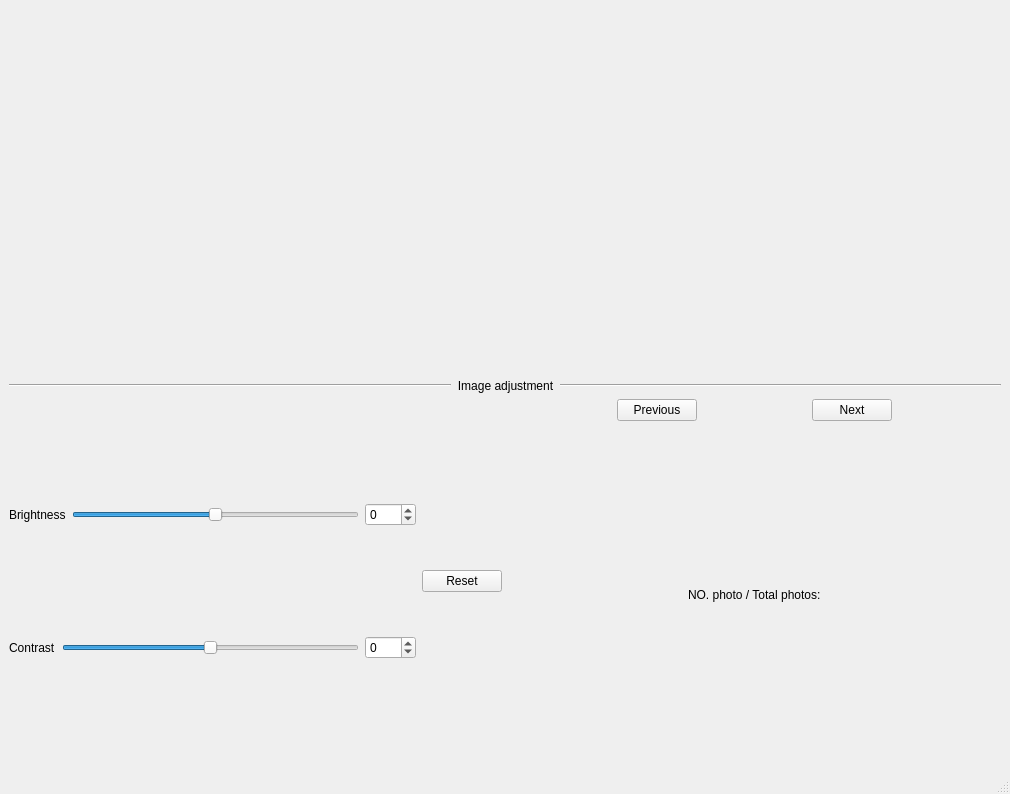
The window that ImgDock.ui (xujialiu/ETDR-grading-app) describes before a commit, drawn with Qt 5.
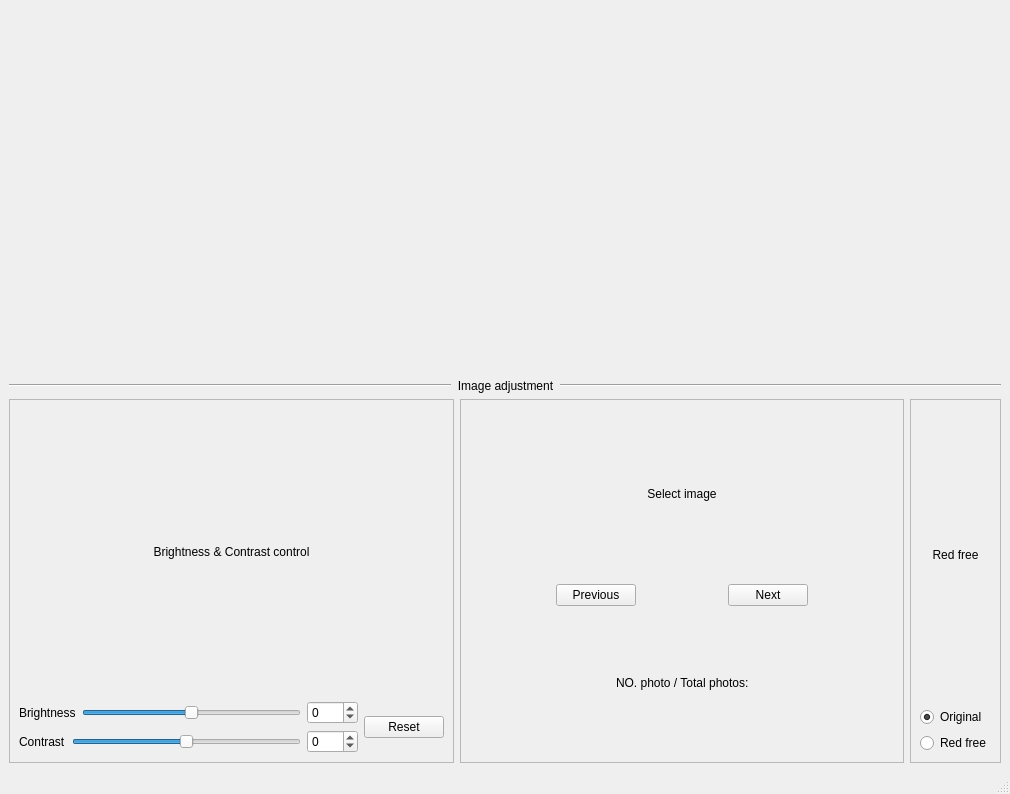
The same window after the commit.

Commit message: feat: add red free radiobutton group

The edit to the form file:
```diff
--- a/ImgDock.ui
+++ b/ImgDock.ui
@@ -16,7 +16,7 @@
   <widget class="QWidget" name="centralwidget">
    <layout class="QVBoxLayout" name="verticalLayout_4">
     <item>
-     <layout class="QVBoxLayout" name="verticalLayout_3">
+     <layout class="QVBoxLayout" name="verticalLayout_10">
       <item>
        <widget class="QWidget" name="widget_img" native="true"/>
       </item>
@@ -61,7 +61,32 @@
        </layout>
       </item>
       <item>
-       <layout class="QHBoxLayout" name="horizontalLayout_6">
+       <layout class="QHBoxLayout" name="horizontalLayout_10">
+        <item>
+         <widget class="QFrame" name="frame_3">
+          <property name="frameShape">
+           <enum>QFrame::StyledPanel</enum>
+          </property>
+          <property name="frameShadow">
+           <enum>QFrame::Plain</enum>
+          </property>
+          <property name="lineWidth">
+           <number>1</number>
+          </property>
+          <property name="midLineWidth">
+           <number>1</number>
+          </property>
+          <layout class="QVBoxLayout" name="verticalLayout_7">
+           <item>
+            <widget class="QLabel" name="label_4">
+             <property name="text">
+              <string>Brightness &amp; Contrast control</string>
+             </property>
+             <property name="alignment">
+              <set>Qt::AlignCenter</set>
+             </property>
+            </widget>
+           </item>
         <item>
          <layout class="QHBoxLayout" name="horizontalLayout_5">
           <item>
@@ -148,6 +173,36 @@
           </item>
          </layout>
         </item>
+          </layout>
+         </widget>
+        </item>
+        <item>
+         <widget class="QFrame" name="frame_4">
+          <property name="frameShape">
+           <enum>QFrame::StyledPanel</enum>
+          </property>
+          <property name="frameShadow">
+           <enum>QFrame::Plain</enum>
+          </property>
+          <property name="lineWidth">
+           <number>1</number>
+          </property>
+          <property name="midLineWidth">
+           <number>1</number>
+          </property>
+          <layout class="QVBoxLayout" name="verticalLayout_9">
+           <item>
+            <layout class="QVBoxLayout" name="verticalLayout_3">
+             <item>
+              <widget class="QLabel" name="label_8">
+               <property name="text">
+                <string>Select image</string>
+               </property>
+               <property name="alignment">
+                <set>Qt::AlignCenter</set>
+               </property>
+              </widget>
+             </item>
         <item>
          <layout class="QVBoxLayout" name="verticalLayout">
           <item>
@@ -272,6 +327,63 @@
            </layout>
           </item>
          </layout>
+             </item>
+            </layout>
+           </item>
+          </layout>
+         </widget>
+        </item>
+        <item>
+         <widget class="QFrame" name="frame_5">
+          <property name="frameShape">
+           <enum>QFrame::StyledPanel</enum>
+          </property>
+          <property name="frameShadow">
+           <enum>QFrame::Plain</enum>
+          </property>
+          <property name="lineWidth">
+           <number>1</number>
+          </property>
+          <property name="midLineWidth">
+           <number>1</number>
+          </property>
+          <layout class="QVBoxLayout" name="verticalLayout_8">
+           <item>
+            <widget class="QLabel" name="label_9">
+             <property name="text">
+              <string>Red free</string>
+             </property>
+             <property name="alignment">
+              <set>Qt::AlignCenter</set>
+             </property>
+            </widget>
+           </item>
+           <item>
+            <layout class="QVBoxLayout" name="verticalLayout_6">
+             <item>
+              <widget class="QRadioButton" name="radioButton_original">
+               <property name="text">
+                <string>Original</string>
+               </property>
+               <property name="checked">
+                <bool>true</bool>
+               </property>
+              </widget>
+             </item>
+             <item>
+              <widget class="QRadioButton" name="radioButton_red_free">
+               <property name="text">
+                <string>Red free</string>
+               </property>
+               <property name="checked">
+                <bool>false</bool>
+               </property>
+              </widget>
+             </item>
+            </layout>
+           </item>
+          </layout>
+         </widget>
         </item>
        </layout>
       </item>
```
Left out of the diff: 2 changed lines with no effect on the pictures. Lines whose indentation alone changed are shown as unchanged. The commit also changes 2 other files.
